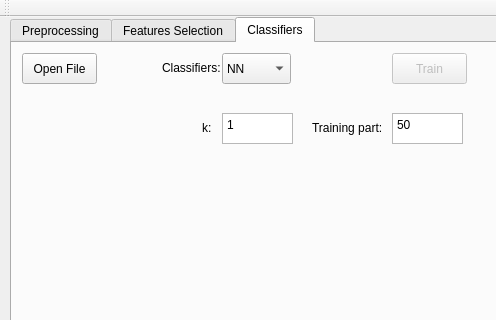
Old version of the form mainwindow.ui in the repository Stadzior/SMPD; both pictures show x 0 to 496 and y 0 to 320 of the 991 by 540 pixel window.
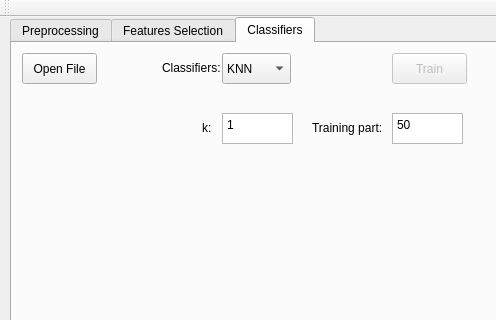
New version of the form.

```diff
--- a/mainwindow.ui
+++ b/mainwindow.ui
@@ -244,11 +244,6 @@
         <height>31</height>
        </rect>
       </property>
-      <item>
-       <property name="text">
-        <string>NN</string>
-       </property>
-      </item>
       <item>
        <property name="text">
         <string>KNN</string>
```
Left out of the diff: 5 changed lines with no effect on the pictures.
